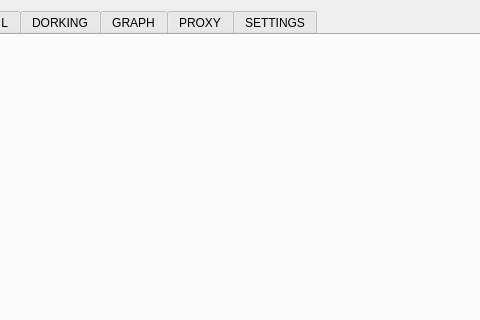
Qt form resources/form.ui (Nighty3098/SkyFall) before a commit; both pictures show x 208 to 688 and y 0 to 320 of the 1200 by 647 pixel window.
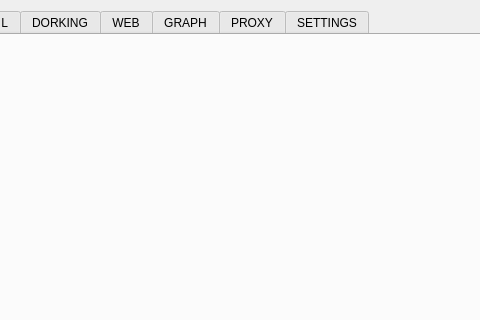
The same form after that commit.

Patch:
```diff
--- a/resources/form.ui
+++ b/resources/form.ui
@@ -512,6 +512,11 @@
         </item>
        </layout>
       </widget>
+      <widget class="QWidget" name="webAnalyzerTab">
+       <attribute name="title">
+        <string>WEB</string>
+       </attribute>
+      </widget>
       <widget class="QWidget" name="graphTab">
        <attribute name="title">
         <string>GRAPH</string>
```
